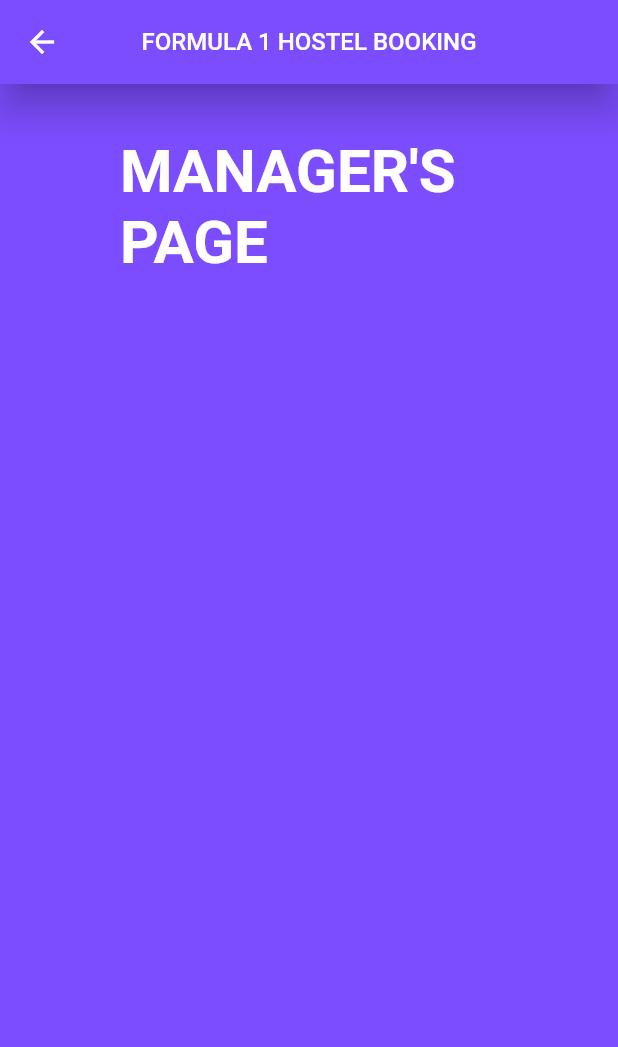
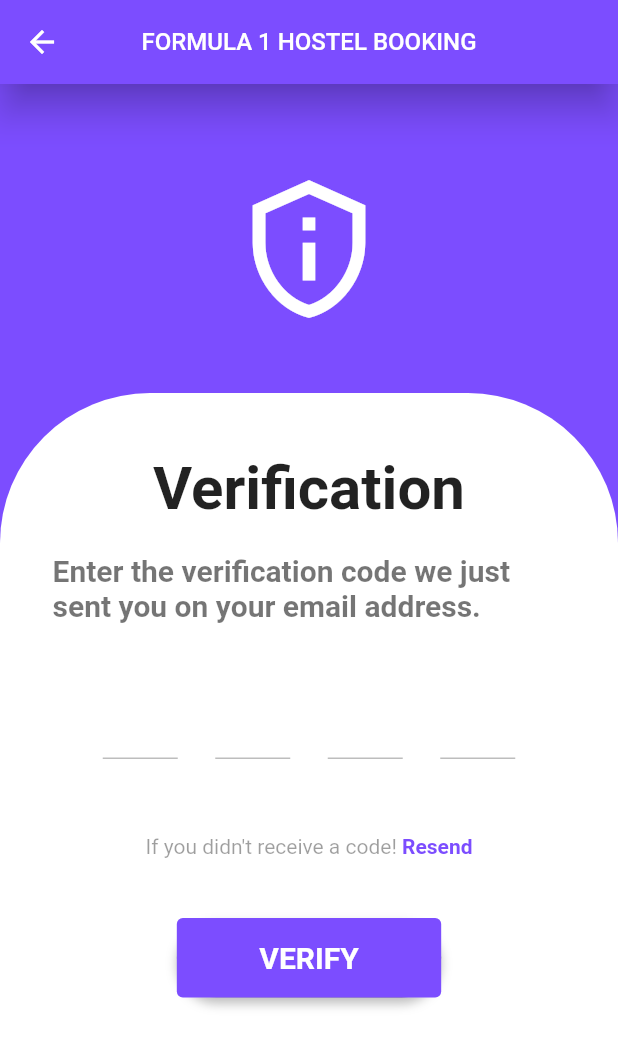
Before and after one commit to Formula-1-One/Formula1-Hostel-Booking-Frontend, a Flutter app: the ManagerPasswordVerification screen opened directly, on a phone screen of 412 x 824 dp. Shown: the top 1047 px of the screen. Run offline on Flutter 3.47's test engine with Material 2 defaults, Android fonts, the phone set to English and light mode, and no system bars; drawn by our look-alikes of otp_text_field; our stand-ins replace carousel_pro, get, hexcolor, pdf, printing.

Commit message:
manager update 4

```diff
--- a/lib/pages_login/login_components/forgot_password_verification_page.dart
+++ b/lib/pages_login/login_components/forgot_password_verification_page.dart
@@ -58,7 +58,7 @@ class _ForgotPasswordVerificationPageState extends State<ForgotPasswordVerificat
                             Text(
                               'Enter the verification code we just sent you on your email address.',
                               style: TextStyle(
-                                // fontSize: 20,
+                                 fontSize: 20,
                                   fontWeight: FontWeight.bold,
                                   color: Colors.black54
                               ),
--- a/lib/pages_manager/manager_password_verification.dart
+++ b/lib/pages_manager/manager_password_verification.dart
@@ -1,17 +1,29 @@
-// ignore_for_file: prefer_const_constructors, prefer_const_literals_to_create_immutables
+// ignore_for_file: prefer_const_constructors, prefer_const_literals_to_create_immutables, no_leading_underscores_for_local_identifiers
 
 import 'package:flutter/material.dart';
+import 'package:hostel_booking_app_ui_f1/pages_login/common_for_login/theme_helper.dart';
+import 'package:flutter/gestures.dart';
+import 'package:hostel_booking_app_ui_f1/pages_manager/manager_create_password.dart';
+import 'package:otp_text_field/otp_text_field.dart';
+import 'package:otp_text_field/style.dart';
 
 void main() => runApp(MaterialApp(
   debugShowCheckedModeBanner: false,
   home:ManagerPasswordVerification() ,
 ));
 
-class ManagerPasswordVerification extends StatelessWidget {
+class ManagerPasswordVerification extends StatefulWidget {
   const ManagerPasswordVerification({Key? key}) : super(key: key);
 
   @override
+  State<ManagerPasswordVerification> createState() => _ManagerPasswordVerificationState();
+}
+
+class _ManagerPasswordVerificationState extends State<ManagerPasswordVerification> {
+  @override
   Widget build(BuildContext context) {
+    final _formKey = GlobalKey<FormState>();
+    bool _pinSuccess = false;
     return Scaffold(
       backgroundColor: Colors.deepPurpleAccent,
       appBar: AppBar(
@@ -28,17 +40,126 @@ class ManagerPasswordVerification extends StatelessWidget {
             children: [
         Stack(
         children: [
-        Padding(
-        padding: EdgeInsets.fromLTRB(80, 35, 40, 0),
-        child:Text(
-          "MANAGER'S PAGE",
-          style: TextStyle(
-              fontSize: 40.0,
-              fontWeight: FontWeight.bold,
-              color: Colors.white
+          Padding(
+            padding: EdgeInsets.fromLTRB(80, 60, 80, 0),
+            child:Center(
+              child: Icon(Icons.privacy_tip_outlined,
+                color: Colors.white,
+                size: 100.0,),
+            ),
           ),
-        ) ,
-      ),
+      Container(
+          padding: EdgeInsets.symmetric(horizontal: 35,vertical: 40),
+          margin: EdgeInsets.only(top: MediaQuery.of(context).size.height*0.25),
+          width: double.infinity,
+          height: 600,
+          decoration: BoxDecoration(
+            color: Colors.white,
+            borderRadius: BorderRadius.only(topRight: Radius.elliptical(100, 100), topLeft: Radius.elliptical(100, 100)),
+          ),
+          child: Column(
+              crossAxisAlignment: CrossAxisAlignment.center,
+              children: [
+                Text(
+                  "Verification",
+                  style: TextStyle(
+                      fontWeight: FontWeight.bold,
+                      fontSize: 40
+                  ),
+                ),
+                SizedBox(height: 20,),
+                Text(
+                  'Enter the verification code we just sent you on your email address.',
+                  style: TextStyle(
+                     fontSize: 20,
+                      fontWeight: FontWeight.w600,
+                      color: Colors.black54
+                  ),
+                ),
+                const SizedBox(height: 40.0),
+                Form(
+                  key: _formKey,
+                  child: Column(
+                      children: <Widget>[
+                        OTPTextField(
+                          length: 4,
+                          width: 300,
+                          fieldWidth: 50,
+                          style: const TextStyle(
+                              fontSize: 30
+                          ),
+                          textFieldAlignment: MainAxisAlignment.spaceAround,
+                          fieldStyle: FieldStyle.underline,
+                          onCompleted: (pin) {
+                            setState(() {
+                              _pinSuccess = true;
+                            });
+                          },
+                        ),
+                        const SizedBox(height: 50.0),
+                        Text.rich(
+                          TextSpan(
+                            children: [
+                              const TextSpan(
+                                text: "If you didn't receive a code! ",
+                                style: TextStyle(
+                                  color: Colors.black38,
+                                ),
+                              ),
+                              TextSpan(
+                                text: 'Resend',
+                                recognizer: TapGestureRecognizer()
+                                  ..onTap = () {
+                                    showDialog(
+                                      context: context,
+                                      builder: (BuildContext context) {
+                                        return ThemeHelper().alertDialog("Successful",
+                                            "Verification code resend successful.",
+                                            context);
+                                      },
+                                    );
+                                  },
+                                style: const TextStyle(
+                                    fontWeight: FontWeight.bold,
+                                    color: Colors.deepPurpleAccent
+                                ),
+                              ),
+                            ],
+                          ),
+                        ),
+                        const SizedBox(height: 40.0),
+                        Container(
+                          decoration: _pinSuccess ? ThemeHelper().buttonBoxDecoration(context):ThemeHelper().buttonBoxDecoration(context, "#AAAAAA","#757575"),
+                          child: ElevatedButton(
+                            style: TextButton.styleFrom(
+                                backgroundColor: Colors.deepPurpleAccent,
+                                padding: EdgeInsets.symmetric(horizontal: 15,vertical: 5)
+                            ),
+                            onPressed: _pinSuccess ? () {
+                              Navigator.of(context).pushAndRemoveUntil(
+                                  MaterialPageRoute(
+                                      builder: (context) =>  ManagerCreatePassword()
+                                  ),
+                                      (Route<dynamic> route) => false
+                              );
+                            } : null,
+                            child: Padding(
+                              padding: const EdgeInsets.fromLTRB(
+                                  40, 10, 40, 10),
+                              child: Text(
+                                "Verify".toUpperCase(),
+                                style: const TextStyle(
+                                  fontSize: 20,
+                                  fontWeight: FontWeight.bold,
+                                  color: Colors.white,
+                                ),
+                              ),
+                            ),
+                          ),
+                        ),
+                ]),
+                )
+      ]),),
         ]),
             ]),
       )
```
